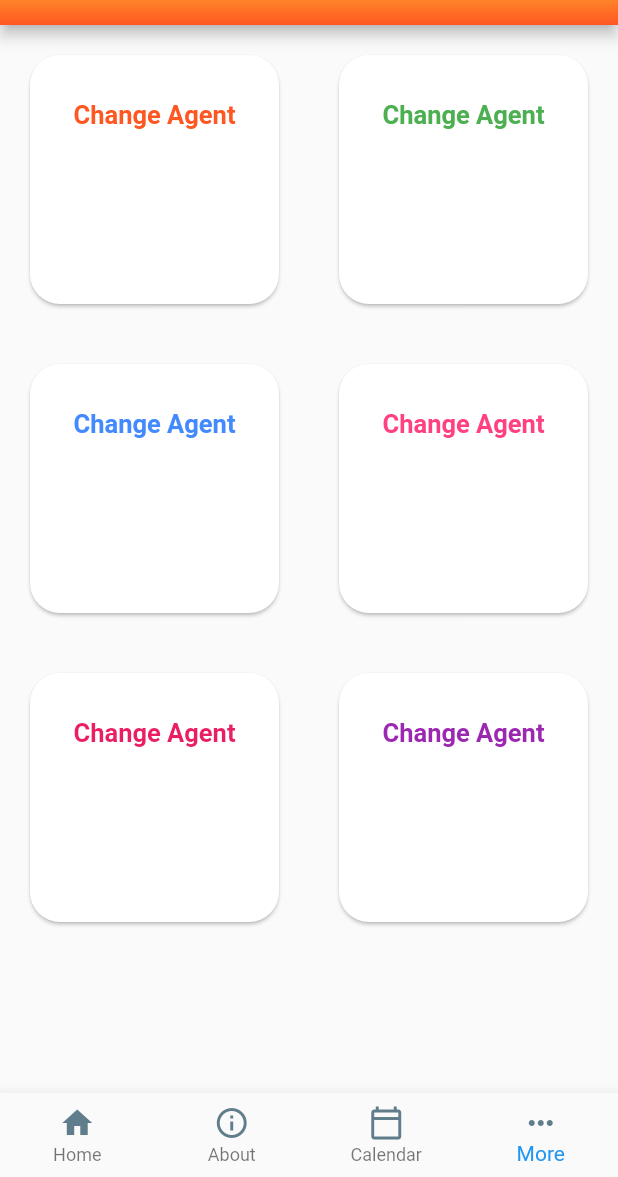
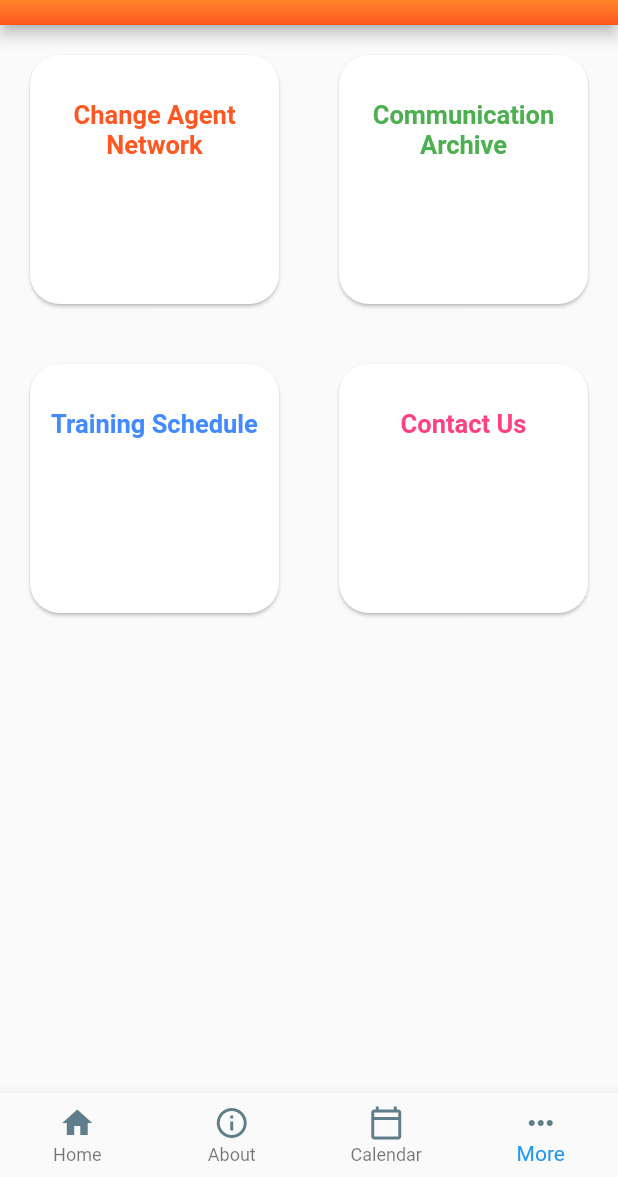
Before and after one commit to samyak1209/change_managent, a Flutter app: the screen it shows once a user with an empty profile is signed in, item 4 of the bottom bar chosen, on a phone screen of 412 x 824 dp, the part 59-1236 px from its top. Run offline on Flutter 3.47's test engine with Material 2 defaults, Android fonts, the phone set to English and light mode, and no system bars; our stand-ins replace carousel_slider, firebase_auth, firebase_database, flutter_spinkit, syncfusion_flutter_calendar, video_player; accounts and stored records are empty; network calls fail.

Commit message:
Final Changes

```diff
--- a/lib/components/Video.dart
+++ b/lib/components/Video.dart
@@ -29,6 +29,10 @@ class _VideoPageState extends State<VideoPage> {
 
   @override
   Widget build(BuildContext context) {
+    /*SystemChrome.setPreferredOrientations([
+      DeviceOrientation.landscapeLeft,
+      DeviceOrientation.landscapeRight,
+    ]);*/
     return Scaffold(
       appBar: AppBar(
         title: Image.asset('images/tcslogo.png'),
@@ -61,6 +65,7 @@ class _VideoPageState extends State<VideoPage> {
       ),
       body: ListView(
         children: <Widget>[
+          SizedBox(height: 150,),
           FutureBuilder(
             future: initialiseVideo,
             builder: (context,snapshot){
--- a/lib/mainLanding.dart
+++ b/lib/mainLanding.dart
@@ -275,7 +275,7 @@ class MyAppState extends State<MyApp1> {
                       children: [
                         pic1(),
                         SizedBox(width: 10,),
-                        Container(child :Align(child:Image.asset('images/Picture1.png',height: 115,width: 115,),
+                        Container(child :Align(child:Image.asset('images/Picture1.png',height: MediaQuery.of(context).size.width*0.2,width: MediaQuery.of(context).size.width*0.2,),
                           alignment: Alignment.centerLeft,),padding: EdgeInsets.all(15),),
                         Container(child :Align(child:Text('Day in a Life of\n Purchase Manager',textAlign: TextAlign.center,style: TextStyle(color: Colors.white,fontWeight: FontWeight.bold),),
                           alignment: Alignment.topRight,),padding: EdgeInsets.only(top: 40,right: 25)),
@@ -304,7 +304,7 @@ class MyAppState extends State<MyApp1> {
                       children: [
                         pic2(),
                         SizedBox(width: 10,),
-                        Container(child :Align(child:Image.asset('images/Picture2.png',height: 90,width: 90,),
+                        Container(child :Align(child:Image.asset('images/Picture2.png',height: MediaQuery.of(context).size.width*0.2,width: MediaQuery.of(context).size.width*0.2,),
                           alignment: Alignment.centerLeft,),padding: EdgeInsets.all(15),),
                         Container(child :Align(child:Text('Share your opinion\n\n Respond to survey',textAlign: TextAlign.center,style: TextStyle(color: Colors.white,fontWeight: FontWeight.bold),),
                           alignment: Alignment.topRight,),padding: EdgeInsets.only(top: 40,right: 25)),
@@ -327,11 +327,11 @@ class MyAppState extends State<MyApp1> {
                       children: [
                         pic3(),
                         SizedBox(width: 10,),
-                        Container(child :Align(child:Image.asset('images/Picture3.png',height: 100,width: 100,),
+                        Container(child :Align(child:Image.asset('images/Picture3.png',height: MediaQuery.of(context).size.width*0.2,width: MediaQuery.of(context).size.width*0.2,),
                           alignment: Alignment.centerLeft,),padding: EdgeInsets.all(15),),
-                        Container(child :Align(child:Text('Exciting Prizes to be\n won',textAlign: TextAlign.center,style: TextStyle(color: Colors.white,fontWeight: FontWeight.bold),),
+                        Container(child :Align(child:Container(width:95,child:Text('Exciting Prizes to be won',textAlign: TextAlign.center,style: TextStyle(color: Colors.white,fontWeight: FontWeight.bold),),),
                           alignment: Alignment.topRight,),padding: EdgeInsets.only(top: 40,right: 25)),
-                        Container(child :Align(child:GestureDetector(child:Text('Click Here to\n Participate in the Quiz',textAlign: TextAlign.center,style: TextStyle(color: Colors.white,fontWeight: FontWeight.bold),),
+                        Container(child :Align(child:GestureDetector(child:Container(width:MediaQuery.of(context).size.width*0.3,child:Text('Click Here to Participate in the Quiz',textAlign: TextAlign.center,style: TextStyle(color: Colors.white,fontWeight: FontWeight.bold),),),
                           onTap: (){
                           },),
                           alignment: Alignment.bottomRight,),padding: EdgeInsets.only(bottom: 40,right: 15))
@@ -343,7 +343,8 @@ class MyAppState extends State<MyApp1> {
                 reverse: false,
                 enlargeCenterPage: true,
                 aspectRatio:
-                16 / 9,
+                16/9,
+                //viewportFraction: 0.9,
                 onPageChanged: (index) {
                   setState(() {
                     _current = index;
@@ -633,6 +634,7 @@ class More_screen extends StatefulWidget {
 
 class _More_screenState extends State<More_screen> {
   final color=[Colors.deepOrange,Colors.green,Colors.blueAccent,Colors.pinkAccent,Colors.pink,Colors.purple];
+  final agent=["Change Agent Network","Communication Archive","Training Schedule","Contact Us"];
   @override
   Widget build(BuildContext context) {
     return Scaffold(
@@ -672,7 +674,7 @@ class _More_screenState extends State<More_screen> {
     return GridView.count(
       crossAxisCount:2,
       //childAspectRatio: 3/2,
-      children:List.generate(6, (index){
+      children:List.generate(4, (index){
         return Card(
           margin: EdgeInsets.symmetric(vertical: 20,horizontal: 20),
           shape: RoundedRectangleBorder(
@@ -689,10 +691,10 @@ class _More_screenState extends State<More_screen> {
               children: [
                 SizedBox(height: 30,),
                 InkWell(
-                    child: Text("Change Agent", style: TextStyle(
+                    child: Text(agent.elementAt(index).toString(), style: TextStyle(
                         color: color[index],
                         fontSize: 17,
-                        fontWeight: FontWeight.bold),),
+                        fontWeight: FontWeight.bold),textAlign: TextAlign.center,),
                     onTap:(){
                       if(index==0)
                       {
@@ -928,14 +930,14 @@ class _PocPageState extends State<PocPage> {
               mainAxisAlignment: MainAxisAlignment.start,
               children: [
                 Text("Who is change agent?",style: TextStyle(
-                  color: Colors.blueAccent,
+                 // color: Colors.blueAccent,
                   fontWeight: FontWeight.bold,
-                  fontSize: 23,
+                  fontSize: 20,
                 ),),
                 SizedBox(height: 20,),
                 Text("Lorem ipsum dolor sit amet, consectetur adipis cing elit, sed do eiusmod tempor incididunt ut labore et dolore magna aliqua.",style: TextStyle(
                   color: Colors.black,
-                  fontSize: 18,
+                  fontSize: 14,letterSpacing: 0.6
                 ),),
                 SizedBox(height: 20,),
                 Container(
@@ -944,14 +946,14 @@ class _PocPageState extends State<PocPage> {
                   color:Colors.grey,),
                 SizedBox(height: 20,),
                 Text("Change agent’s responsibilities",style: TextStyle(
-                  color: Colors.blueAccent,
+                  //color: Colors.blueAccent,
                   fontWeight: FontWeight.bold,
-                  fontSize: 23,
+                  fontSize: 20,
                 ),),
                 SizedBox(height: 20,),
                 Text("Lorem ipsum dolor sit amet, consectetur adipiscing elit, sed do eiusmod tempor incididunt ut labore et dolore magna aliqua. Ut enim ad minim veniam, quis nostrud exercitation ullamco laboris nisi.",style: TextStyle(
                   color: Colors.black,
-                  fontSize: 18,
+                  fontSize: 14,letterSpacing: 0.6
                 ),),
 
               ],
```
Also changed, not shown: pubspec.lock.
